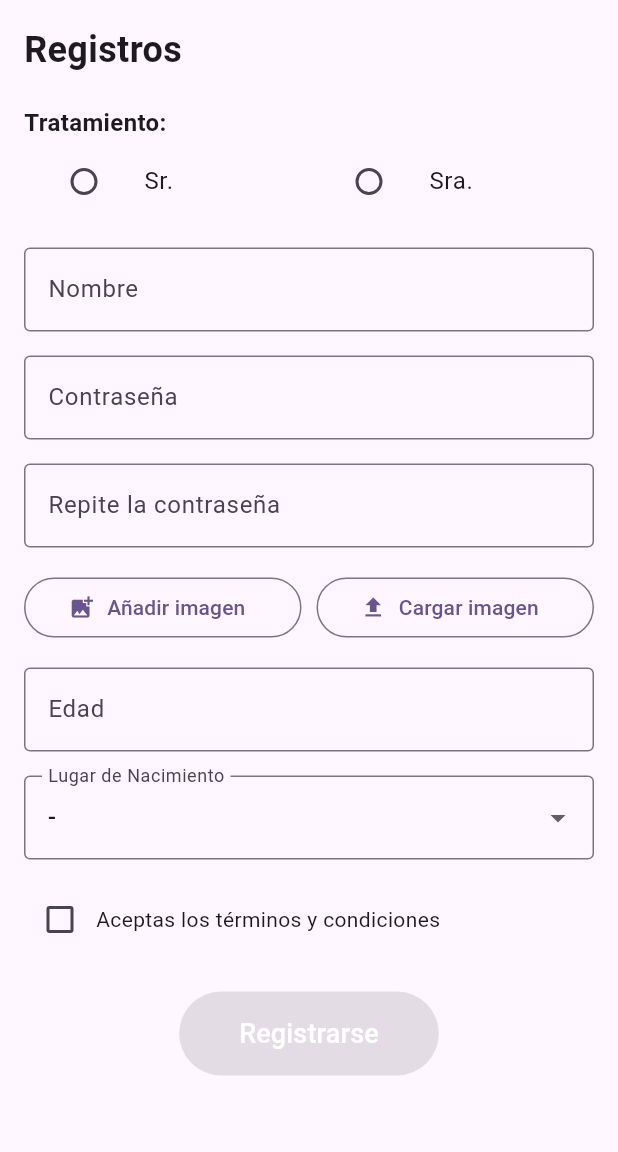
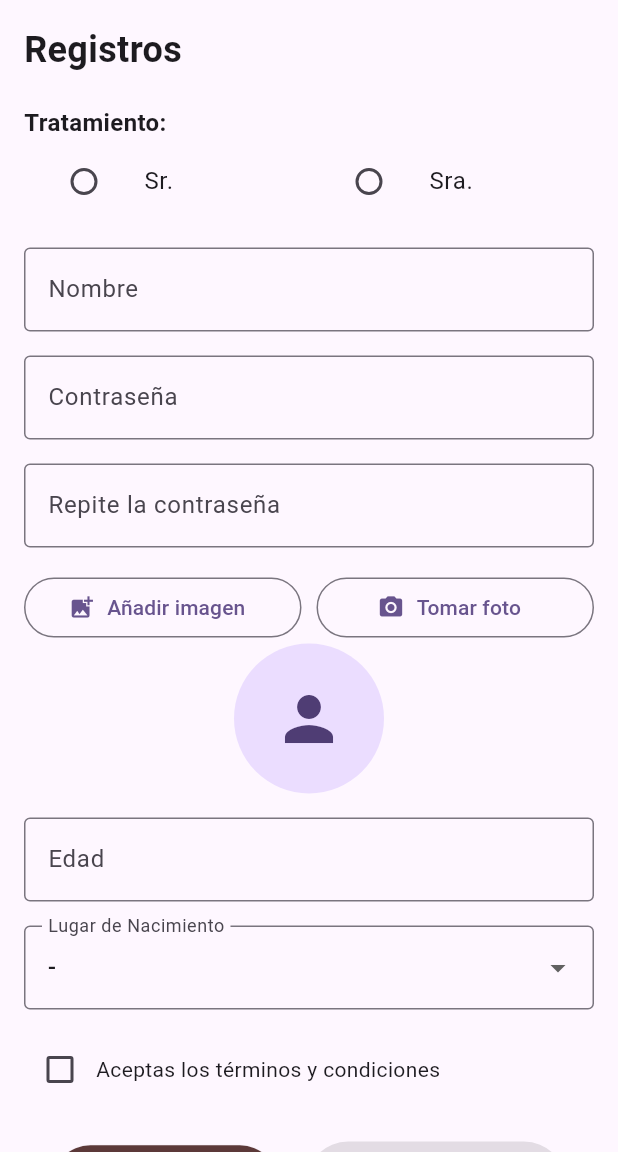
Before and after one commit to EnriqueMase/enrique_masegosac1, a Flutter app: the Registrarse screen opened directly, on a phone screen of 412 x 824 dp, the part 84-1236 px from its top. Run offline on Flutter 3.47's test engine with Material 3 defaults, Android fonts, the phone set to English and light mode, and no system bars; our stand-ins replace audioplayers, file_picker, image_picker; accounts and stored records are empty.

Commit message:
Update 1.4

```diff
--- /dev/null
+++ b/lib/config/utils/button_color.dart
@@ -0,0 +1,51 @@
+import 'package:flutter/material.dart';
+
+class AppColors {
+  static const Color primaryColor = Color.fromARGB(255, 8, 179, 2);
+  static const Color secondaryColor = Color.fromARGB(255, 153, 117, 173);
+  static const Color cancelColor = Color.fromARGB(255, 92, 57, 57);
+  static const Color errorColor = Colors.red;
+  static const Color successColor = Colors.green;
+}
+
+class AppSizes {
+  // Button sizes
+  static const double buttonHorizontalPadding = 40.0;
+  static const double buttonVerticalPadding = 15.0;
+  static const double buttonFontSize = 18.0;
+
+  // Spacing
+  static const double defaultSpacing = 16.0;
+  static const double smallSpacing = 8.0;
+  static const double largeSpacing = 24.0;
+
+  // Avatar sizes
+  static const double avatarRadius = 50.0;
+  static const double avatarIconSize = 48.0;
+}
+
+class AppStrings {
+  // Titles
+  static const String appTitle = "Lord Team";
+  static const String registerTitle = "Registrarse";
+  static const String loginTitle = "Iniciar Sesión";
+
+  // Button texts
+  static const String registerButton = "Registrarse";
+  static const String loginButton = "Iniciar Sesión";
+  static const String cancelButton = "Cancelar";
+  static const String addImageButton = "Añadir imagen";
+  static const String takePhotoButton = "Tomar foto";
+
+  // Form labels
+  static const String nameLabel = "Nombre";
+  static const String passwordLabel = "Contraseña";
+  static const String confirmPasswordLabel = "Repite la contraseña";
+  static const String ageLabel = "Edad";
+  static const String birthplaceLabel = "Lugar de Nacimiento";
+
+  // Messages
+  static const String termsAndConditions = "Aceptas los términos y condiciones";
+  static const String successMessage = "Registro exitoso";
+  static const String errorMessage = "Ha ocurrido un error";
+}
--- /dev/null
+++ b/lib/config/utils/button_styles.dart
@@ -0,0 +1,48 @@
+import 'package:flutter/material.dart';
+import 'package:enrique_masegosac1/config/utils/button_color.dart';
+
+class ButtonStyles {
+  static final ButtonStyle primaryButton = ElevatedButton.styleFrom(
+    backgroundColor: AppColors.primaryColor,
+    padding: const EdgeInsets.symmetric(
+      horizontal: AppSizes.buttonHorizontalPadding,
+      vertical: AppSizes.buttonVerticalPadding,
+    ),
+    textStyle: const TextStyle(
+      fontSize: AppSizes.buttonFontSize,
+      color: Colors.white,
+    ),
+  );
+
+  static final ButtonStyle secondaryButton = ElevatedButton.styleFrom(
+    backgroundColor: AppColors.secondaryColor,
+    padding: const EdgeInsets.symmetric(
+      horizontal: AppSizes.buttonHorizontalPadding,
+      vertical: AppSizes.buttonVerticalPadding,
+    ),
+    textStyle: const TextStyle(
+      fontSize: AppSizes.buttonFontSize,
+      color: Colors.white,
+    ),
+  );
+
+  static final ButtonStyle cancelButton = ElevatedButton.styleFrom(
+    backgroundColor: AppColors.cancelColor,
+    padding: const EdgeInsets.symmetric(
+      horizontal: AppSizes.buttonHorizontalPadding,
+      vertical: AppSizes.buttonVerticalPadding,
+    ),
+    textStyle: const TextStyle(
+      fontSize: AppSizes.buttonFontSize,
+      color: Colors.white,
+    ),
+  );
+
+  static final ButtonStyle imageButton = OutlinedButton.styleFrom(
+    padding: const EdgeInsets.symmetric(
+      horizontal: AppSizes.buttonHorizontalPadding,
+      vertical: AppSizes.buttonVerticalPadding,
+    ),
+    side: BorderSide(color: AppColors.primaryColor),
+  );
+}
--- a/lib/models/user.dart
+++ b/lib/models/user.dart
@@ -1,9 +1,13 @@
+import 'dart:typed_data';
+
 class User {
   final String nombre;
   final String contrasena;
   final String? tratamiento;
   final String? edad;
   final String? lugarnacimiento;
+  final String? fotoPath;
+  final Uint8List? fotoBytes;
 
   User({
     required this.nombre,
@@ -11,6 +15,8 @@ class User {
     this.tratamiento = "",
     this.edad = "",
     this.lugarnacimiento = "",
+    this.fotoPath = "",
+    this.fotoBytes,
   });
 
   String getNombre() {
@@ -32,4 +38,8 @@ class User {
   String getLugarNacimiento() {
     return lugarnacimiento ?? "";
   }
+
+  String getFotoPath() {
+    return fotoPath ?? "";
+  }
 }
--- a/lib/screens/Registrarse.dart
+++ b/lib/screens/Registrarse.dart
@@ -4,7 +4,11 @@ import 'package:enrique_masegosac1/services/LogicaUsuarios.dart';
 import 'package:enrique_masegosac1/widgets/drawer.dart';
 import 'package:flutter/material.dart';
 import 'package:enrique_masegosac1/screens/Pantalla_Principal.dart';
+import 'package:flutter/services.dart';
 import 'package:image_picker/image_picker.dart';
+import 'dart:io';
+import 'dart:typed_data';
+import 'package:enrique_masegosac1/config/utils/button_styles.dart';
 
 class Registrarse extends StatefulWidget {
   const Registrarse({super.key});
@@ -27,6 +31,10 @@ class _RegistrarseState extends State<Registrarse> {
   final TextEditingController _edadController = TextEditingController();
   final TextEditingController _lugarNacimientoController =
       TextEditingController();
+
+  final ImagePicker _picker = ImagePicker();
+  XFile? _pickedImage;
+  Uint8List? _pickedImageBytes;
 
   @override
   Widget build(BuildContext context) {
@@ -134,26 +142,57 @@ class _RegistrarseState extends State<Registrarse> {
                 children: [
                   Expanded(
                     child: OutlinedButton.icon(
-                      onPressed: () {
-                        final ImagePicker _picker = ImagePicker();
-                        _picker.pickImage(source: ImageSource.gallery);
+                      onPressed: () async {
+                        final XFile? image = await _picker.pickImage(
+                          source: ImageSource.gallery,
+                        );
+                        if (image != null) {
+                          final bytes = await image.readAsBytes();
+                          setState(() {
+                            _pickedImage = image;
+                            _pickedImageBytes = bytes;
+                          });
+                        }
                       },
-                      icon: const Icon(Icons.add_photo_alternate),
-                      label: const Text('Añadir imagen'),
+                      icon: Icon(Icons.add_photo_alternate),
+                      label: Text('Añadir imagen'),
                     ),
                   ),
                   const SizedBox(width: 10),
                   Expanded(
                     child: OutlinedButton.icon(
-                      onPressed: () {
-                        final ImagePicker _picker = ImagePicker();
-                        _picker.pickImage(source: ImageSource.gallery);
+                      onPressed: () async {
+                        final XFile? image = await _picker.pickImage(
+                          source: ImageSource.camera,
+                        );
+                        if (image != null) {
+                          final bytes = await image.readAsBytes();
+                          setState(() {
+                            _pickedImage = image;
+                            _pickedImageBytes = bytes;
+                          });
+                        }
                       },
-                      icon: const Icon(Icons.upload),
-                      label: const Text('Cargar imagen'),
+                      icon: Icon(Icons.camera_alt),
+                      label: Text('Tomar foto'),
                     ),
                   ),
                 ],
+              ),
+
+              if (_pickedImageBytes != null)
+                Center(
+                  child: CircleAvatar(
+                    radius: 50,
+                    backgroundImage: MemoryImage(_pickedImageBytes!),
+                  ),
+                )
+              else
+                Center(
+                  child: CircleAvatar(
+                    radius: 50,
+                    child: Icon(Icons.person, size: 48),
+                  ),
                 ),
 
               const SizedBox(height: 16),
@@ -162,6 +201,9 @@ class _RegistrarseState extends State<Registrarse> {
               TextFormField(
                 controller: _edadController,
                 keyboardType: TextInputType.number,
+                inputFormatters: <TextInputFormatter>[
+                  FilteringTextInputFormatter.digitsOnly,
+                ],
                 decoration: const InputDecoration(
                   labelText: 'Edad',
                   border: OutlineInputBorder(),
@@ -216,9 +258,26 @@ class _RegistrarseState extends State<Registrarse> {
 
               const SizedBox(height: 24),
 
-              // Botón de registro
-              Center(
-                child: ElevatedButton(
+              // Botones de registro y cancelar
+              Row(
+                mainAxisAlignment: MainAxisAlignment.spaceEvenly,
+                children: [
+                  ElevatedButton(
+                    onPressed: () {
+                      Navigator.pushReplacement(
+                        context,
+                        MaterialPageRoute(
+                          builder: (context) => const Pantalla_Principal(),
+                        ),
+                      );
+                    },
+                    style: ButtonStyles.cancelButton,
+                    child: const Text(
+                      'Cancelar',
+                      style: TextStyle(fontSize: 18, color: Colors.white),
+                    ),
+                  ),
+                  ElevatedButton(
                     onPressed: _aceptaTerminos ? _registrarUsuario : null,
                     style: ElevatedButton.styleFrom(
                       backgroundColor: const Color.fromARGB(255, 8, 179, 2),
@@ -230,6 +289,31 @@ class _RegistrarseState extends State<Registrarse> {
                     child: const Text(
                       'Registrarse',
                       style: TextStyle(fontSize: 18, color: Colors.white),
+                    ),
+                  ),
+                ],
+              ),
+
+              const SizedBox(height: 24),
+
+              // Link para iniciar sesión
+              Center(
+                child: TextButton(
+                  onPressed: () {
+                    Navigator.pushReplacement(
+                      context,
+                      MaterialPageRoute(
+                        builder: (context) => const Pantalla_Principal(),
+                      ),
+                    );
+                  },
+                  child: const Text(
+                    '¿Ya tienes una cuenta? Inicia sesión',
+                    style: TextStyle(
+                      fontSize: 16,
+                      color: Color.fromARGB(255, 8, 179, 2),
+                      decoration: TextDecoration.underline,
+                    ),
                   ),
                 ),
               ),
@@ -266,6 +350,8 @@ class _RegistrarseState extends State<Registrarse> {
       tratamiento: tratamiento,
       edad: edad,
       lugarnacimiento: fechaNacimiento,
+      fotoPath: _pickedImage?.path ?? '',
+      fotoBytes: _pickedImageBytes,
     );
 
     LogicaUsuarios().registrarUsuario(nuevoUsuario);
```
Also changed, not shown: lib/screens/PantallaPerfil.dart (+51 -6 lines), lib/screens/Pantalla_Principal.dart (+65 -70 lines), lib/services/LogicaUsuarios.dart (+22 -9 lines). Lines whose indentation alone changed are shown as unchanged.
